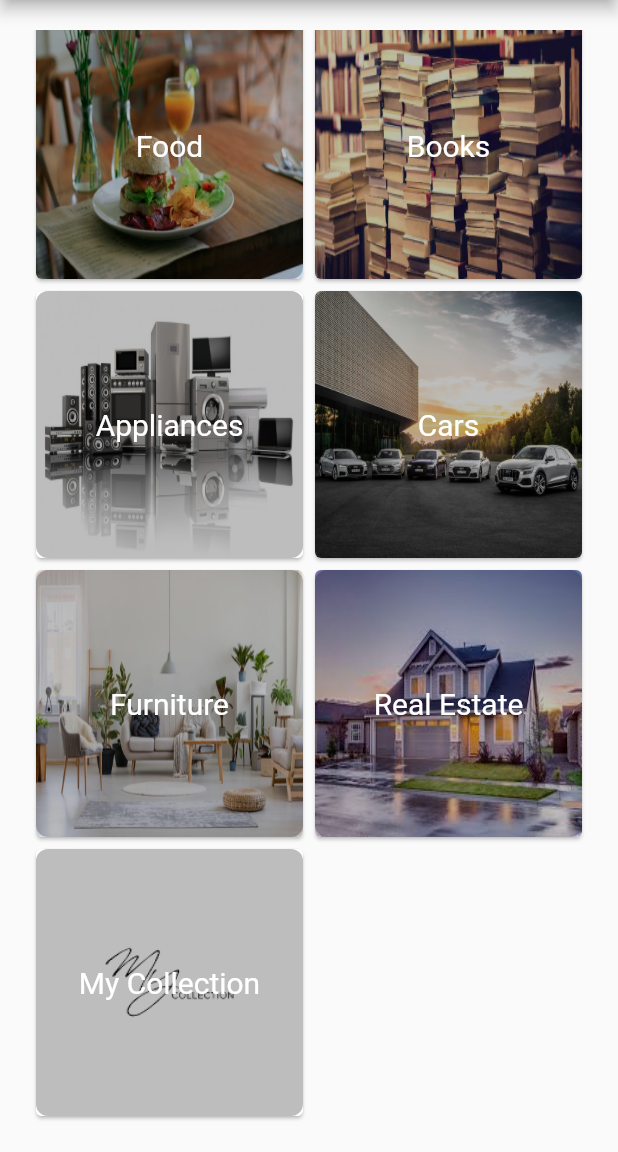
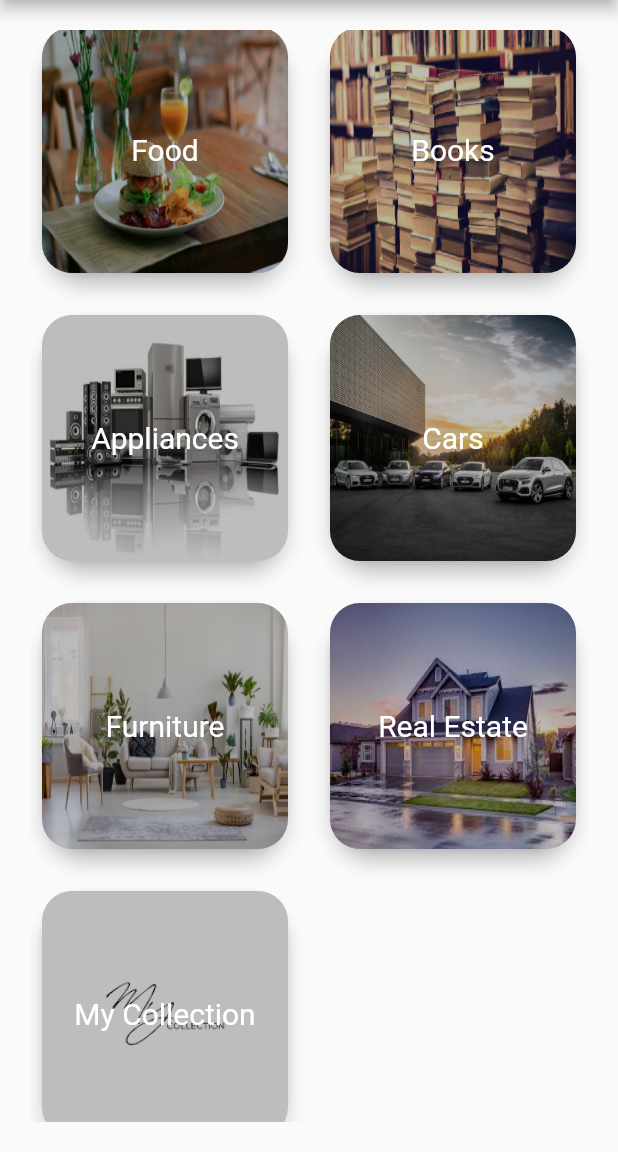
Before and after one commit to donaldamadi/shopAll, a Flutter app: the screen it shows after launch, scrolled down 202 dp, on a phone screen of 412 x 824 dp, the part 84-1236 px from its top. Run offline on Flutter 3.47's test engine with Material 2 defaults, Android fonts, the light colour scheme and no system bars; our stand-ins replace double_back_to_close_app; missing offline and left inert: flutter_webview_plugin.

Commit message:
Modified grid page

```diff
--- a/lib/grid_card.dart
+++ b/lib/grid_card.dart
@@ -13,11 +13,13 @@ class GridCard extends StatelessWidget {
         Navigator.pushNamed(context, '${choice.route}');
       },
       child: Card(
+        shape: RoundedRectangleBorder(borderRadius: BorderRadius.circular(30)),
+        elevation: 5,
         child: Container(
           child: Stack(children: [
             Container(
               decoration: BoxDecoration(
-                  borderRadius: BorderRadius.circular(4),
+                  borderRadius: BorderRadius.circular(20),
                   image: DecorationImage(
                     image: AssetImage('assets/grid_images/${choice.image}'),
                     fit: BoxFit.fill,
@@ -26,7 +28,7 @@ class GridCard extends StatelessWidget {
             ),
             Container(
               decoration: BoxDecoration(
-                borderRadius: BorderRadius.circular(8),
+                borderRadius: BorderRadius.circular(20),
                 color: Colors.black26,
               ),
               alignment: Alignment.center,
--- a/lib/views/grid_page.dart
+++ b/lib/views/grid_page.dart
@@ -51,7 +51,11 @@ class GridPage extends StatelessWidget {
         child: Padding(
           padding: const EdgeInsets.all(20.0),
           child: GridView.count(
+            childAspectRatio: 1.0,
             crossAxisCount: 2,
+            padding: EdgeInsets.all(4),
+            mainAxisSpacing: 20,
+            crossAxisSpacing: 20,
             children: List.generate(choices.length, (index) {
               return Center(
                 child: GridCard(choice: choices[index]),
```
